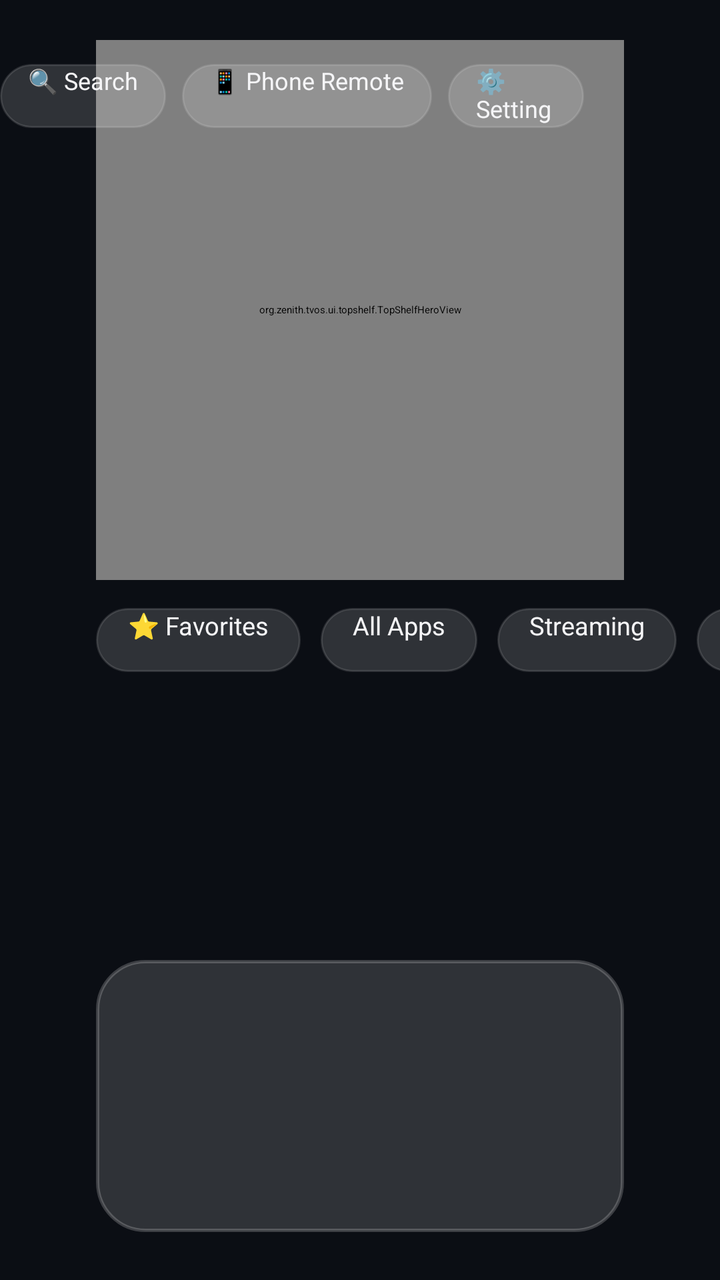
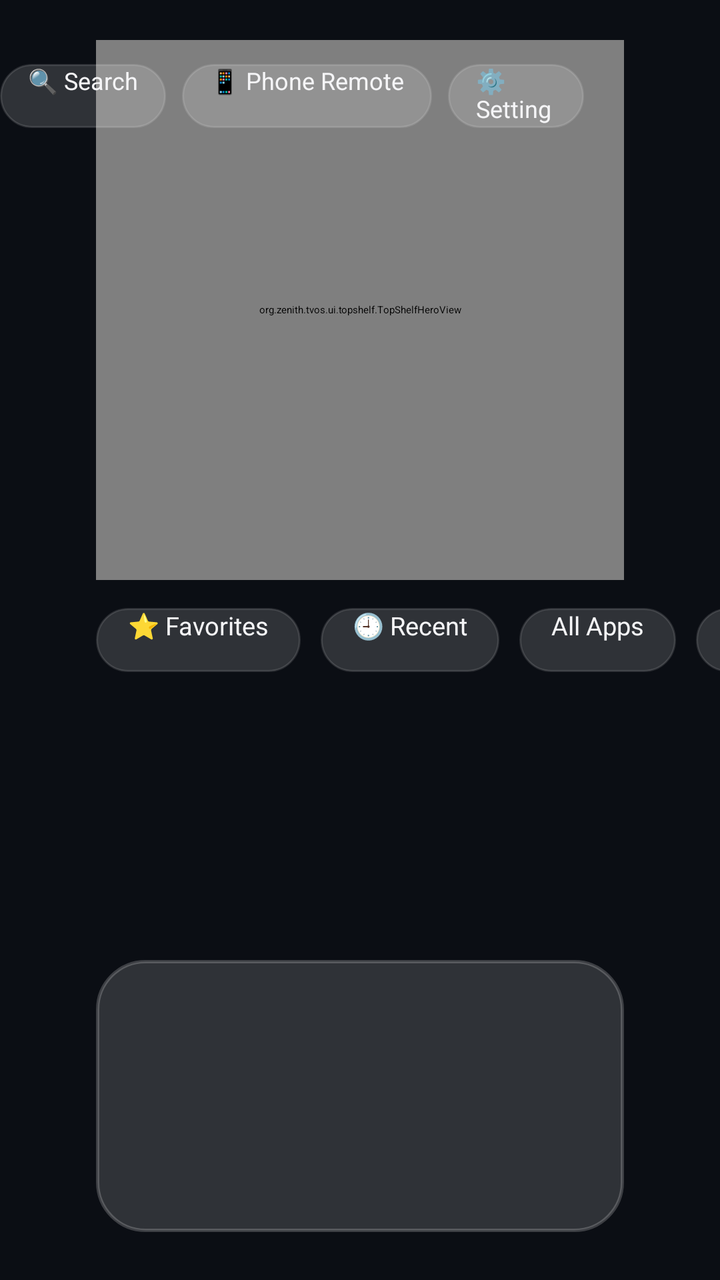

Screens rendered from an Android XML layout before and after an edit, with the pre-edit source and the edit as a unified diff.
<!-- AndroidManifest.xml: activity theme Theme.ZenithTvOS.Launcher -->
<!-- res/layout/activity_main.xml -->
<?xml version="1.0" encoding="utf-8"?>
<RelativeLayout xmlns:android="http://schemas.android.com/apk/res/android"
    android:id="@+id/rootContainer"
    android:layout_width="match_parent"
    android:layout_height="match_parent"
    android:background="@color/tvos_background"
    android:clipChildren="false"
    android:clipToPadding="false">

    
    <org.zenith.tvos.ui.topshelf.TopShelfHeroView
        android:id="@+id/topShelfHero"
        android:layout_width="match_parent"
        android:layout_height="270dp"
        android:layout_alignParentTop="true"
        android:layout_marginStart="48dp"
        android:layout_marginEnd="48dp"
        android:layout_marginLeft="48dp"
        android:layout_marginRight="48dp"
        android:layout_marginTop="20dp"
        android:clipChildren="false" />

    
    <TextView
        android:id="@+id/tvTelemetryHud"
        android:layout_width="wrap_content"
        android:layout_height="wrap_content"
        android:layout_alignParentTop="true"
        android:layout_alignParentStart="true"
        android:layout_alignParentLeft="true"
        android:layout_marginTop="32dp"
        android:layout_marginStart="68dp"
        android:layout_marginLeft="68dp"
        android:background="@drawable/bg_category_pill"
        android:fontFamily="monospace"
        android:paddingHorizontal="12dp"
        android:paddingVertical="5dp"
        android:text="⚡ 60 FPS • 🧠 Heap: 6.2 MB"
        android:textColor="#30D158"
        android:textSize="11sp"
        android:visibility="gone" />

    
    <LinearLayout
        android:id="@+id/topUtilityBar"
        android:layout_width="wrap_content"
        android:layout_height="32dp"
        android:layout_alignParentTop="true"
        android:layout_alignParentEnd="true"
        android:layout_alignParentRight="true"
        android:layout_marginTop="32dp"
        android:layout_marginEnd="68dp"
        android:layout_marginRight="68dp"
        android:gravity="center_vertical"
        android:orientation="horizontal">

        <Button
            android:id="@+id/btnSpotlightSearch"
            android:layout_width="wrap_content"
            android:layout_height="32dp"
            android:layout_marginEnd="8dp"
            android:layout_marginRight="8dp"
            android:background="@drawable/bg_category_pill"
            android:focusable="true"
            android:nextFocusRight="@+id/btnPhoneRemote"
            android:nextFocusDown="@+id/btnTopShelfPlay"
            android:paddingHorizontal="14dp"
            android:text="🔍 Search"
            android:textAllCaps="false"
            android:textColor="@color/tvos_text_primary"
            android:textSize="12sp" />

        <Button
            android:id="@+id/btnPhoneRemote"
            android:layout_width="wrap_content"
            android:layout_height="32dp"
            android:layout_marginEnd="8dp"
            android:layout_marginRight="8dp"
            android:background="@drawable/bg_category_pill"
            android:focusable="true"
            android:nextFocusLeft="@+id/btnSpotlightSearch"
            android:nextFocusRight="@+id/btnZenithSettings"
            android:nextFocusDown="@+id/btnTopShelfPlay"
            android:paddingHorizontal="14dp"
            android:text="📱 Phone Remote"
            android:textAllCaps="false"
            android:textColor="@color/tvos_text_primary"
            android:textSize="12sp" />

        <Button
            android:id="@+id/btnZenithSettings"
            android:layout_width="wrap_content"
            android:layout_height="32dp"
            android:background="@drawable/bg_category_pill"
            android:focusable="true"
            android:nextFocusLeft="@+id/btnPhoneRemote"
            android:nextFocusDown="@+id/btnTopShelfPlay"
            android:paddingHorizontal="14dp"
            android:text="⚙️ Settings"
            android:textAllCaps="false"
            android:textColor="@color/tvos_text_primary"
            android:textSize="12sp" />

    </LinearLayout>

    
    <HorizontalScrollView
        android:id="@+id/categoryPillsScroll"
        android:layout_width="match_parent"
        android:layout_height="36dp"
        android:layout_below="@id/topShelfHero"
        android:layout_marginStart="48dp"
        android:layout_marginEnd="48dp"
        android:layout_marginLeft="48dp"
        android:layout_marginRight="48dp"
        android:layout_marginTop="12dp"
        android:scrollbars="none"
        android:overScrollMode="never">

        <LinearLayout
            android:id="@+id/categoryPillsLayout"
            android:layout_width="wrap_content"
            android:layout_height="match_parent"
            android:gravity="center_vertical"
            android:orientation="horizontal">

            <Button
                android:id="@+id/pillFavorites"
                android:layout_width="wrap_content"
                android:layout_height="32dp"
                android:layout_marginEnd="10dp"
                android:layout_marginRight="10dp"
                android:background="@drawable/bg_category_pill"
                android:focusable="true"
                android:nextFocusUp="@+id/btnTopShelfPlay"
                android:nextFocusDown="@+id/appRecyclerView"
                android:paddingHorizontal="16dp"
                android:text="⭐ Favorites"
                android:textAllCaps="false"
                android:textColor="@color/tvos_text_primary"
                android:textSize="12.5sp" />

            <Button
                android:id="@+id/pillAll"
                android:layout_width="wrap_content"
                android:layout_height="32dp"
                android:layout_marginEnd="10dp"
                android:layout_marginRight="10dp"
                android:background="@drawable/bg_category_pill"
                android:focusable="true"
                android:nextFocusUp="@+id/btnTopShelfPlay"
                android:nextFocusDown="@+id/appRecyclerView"
                android:paddingHorizontal="16dp"
                android:text="All Apps"
                android:textAllCaps="false"
                android:textColor="@color/tvos_text_primary"
                android:textSize="12.5sp" />

            <Button
                android:id="@+id/pillStreaming"
                android:layout_width="wrap_content"
                android:layout_height="32dp"
                android:layout_marginEnd="10dp"
                android:layout_marginRight="10dp"
                android:background="@drawable/bg_category_pill"
                android:focusable="true"
                android:nextFocusUp="@+id/btnTopShelfPlay"
                android:nextFocusDown="@+id/appRecyclerView"
                android:paddingHorizontal="16dp"
                android:text="Streaming"
                android:textAllCaps="false"
                android:textColor="@color/tvos_text_primary"
                android:textSize="12.5sp" />

            <Button
                android:id="@+id/pillMusic"
                android:layout_width="wrap_content"
                android:layout_height="32dp"
                android:layout_marginEnd="10dp"
                android:layout_marginRight="10dp"
                android:background="@drawable/bg_category_pill"
                android:focusable="true"
                android:nextFocusUp="@+id/btnTopShelfPlay"
                android:nextFocusDown="@+id/appRecyclerView"
                android:paddingHorizontal="16dp"
                android:text="Music"
                android:textAllCaps="false"
                android:textColor="@color/tvos_text_primary"
                android:textSize="12.5sp" />

            <Button
                android:id="@+id/pillGaming"
                android:layout_width="wrap_content"
                android:layout_height="32dp"
                android:layout_marginEnd="10dp"
                android:layout_marginRight="10dp"
                android:background="@drawable/bg_category_pill"
                android:focusable="true"
                android:nextFocusUp="@+id/btnTopShelfPlay"
                android:nextFocusDown="@+id/appRecyclerView"
                android:paddingHorizontal="16dp"
                android:text="Games"
                android:textAllCaps="false"
                android:textColor="@color/tvos_text_primary"
                android:textSize="12.5sp" />

            <Button
                android:id="@+id/pillTools"
                android:layout_width="wrap_content"
                android:layout_height="32dp"
                android:layout_marginEnd="10dp"
                android:layout_marginRight="10dp"
                android:background="@drawable/bg_category_pill"
                android:focusable="true"
                android:nextFocusUp="@+id/btnTopShelfPlay"
                android:nextFocusDown="@+id/appRecyclerView"
                android:paddingHorizontal="16dp"
                android:text="Tools"
                android:textAllCaps="false"
                android:textColor="@color/tvos_text_primary"
                android:textSize="12.5sp" />

            <Button
                android:id="@+id/pillSystem"
                android:layout_width="wrap_content"
                android:layout_height="32dp"
                android:layout_marginEnd="10dp"
                android:layout_marginRight="10dp"
                android:background="@drawable/bg_category_pill"
                android:focusable="true"
                android:nextFocusUp="@+id/btnTopShelfPlay"
                android:nextFocusDown="@+id/appRecyclerView"
                android:paddingHorizontal="16dp"
                android:text="System"
                android:textAllCaps="false"
                android:textColor="@color/tvos_text_primary"
                android:textSize="12.5sp" />

        </LinearLayout>
    </HorizontalScrollView>

    
    <TextView
        android:id="@+id/focusedAppName"
        android:layout_width="wrap_content"
        android:layout_height="wrap_content"
        android:layout_above="@id/dockContainer"
        android:layout_centerHorizontal="true"
        android:layout_marginBottom="6dp"
        android:fontFamily="sans-serif-medium"
        android:text=""
        android:textColor="@color/tvos_text_primary"
        android:textSize="15sp"
        android:alpha="0.85" />

    
    <FrameLayout
        android:id="@+id/dockContainer"
        android:layout_width="match_parent"
        android:layout_height="136dp"
        android:layout_alignParentBottom="true"
        android:layout_marginStart="48dp"
        android:layout_marginEnd="48dp"
        android:layout_marginLeft="48dp"
        android:layout_marginRight="48dp"
        android:layout_marginBottom="24dp"
        android:background="@drawable/bg_frosted_dock"
        android:clipChildren="false"
        android:clipToPadding="false"
        android:paddingHorizontal="20dp"
        android:paddingVertical="8dp">

        <androidx.recyclerview.widget.RecyclerView
            android:id="@+id/appRecyclerView"
            android:layout_width="match_parent"
            android:layout_height="match_parent"
            android:clipChildren="false"
            android:clipToPadding="false"
            android:nextFocusUp="@+id/pillFavorites"
            android:descendantFocusability="afterDescendants"
            android:overScrollMode="never" />

    </FrameLayout>

</RelativeLayout>
<!-- resources referenced by this layout -->
<resources>
  <color name="tvos_background">#0B0E14</color>
  <color name="tvos_text_primary">#F5F5F7</color>
  <!-- drawable bg_category_pill (drawable) -->
  <?xml version="1.0" encoding="utf-8"?>
  <selector xmlns:android="http://schemas.android.com/apk/res/android">
      <item android:state_focused="true">
          <shape android:shape="rectangle">
              <corners android:radius="18dp" />
              <solid android:color="#FFFFFFFF" />
              <stroke android:width="2dp" android:color="#2997FF" />
          </shape>
      </item>
      <item android:state_selected="true">
          <shape android:shape="rectangle">
              <corners android:radius="18dp" />
              <solid android:color="#332997FF" />
              <stroke android:width="1dp" android:color="#2997FF" />
          </shape>
      </item>
      <item>
          <shape android:shape="rectangle">
              <corners android:radius="18dp" />
              <solid android:color="#26FFFFFF" />
              <stroke android:width="1dp" android:color="#20FFFFFF" />
          </shape>
      </item>
  </selector>
  <!-- drawable bg_frosted_dock (drawable) -->
  <?xml version="1.0" encoding="utf-8"?>
  <shape xmlns:android="http://schemas.android.com/apk/res/android"
      android:shape="rectangle">
      <corners android:radius="24dp" />
      <solid android:color="#26FFFFFF" />
      <stroke
          android:width="1.5dp"
          android:color="#33FFFFFF" />
  </shape>
  <style name="Theme.ZenithTvOS.Launcher" parent="Theme.ZenithTvOS">
          <item name="android:windowShowWallpaper">false</item>
          <item name="android:windowDisablePreview">true</item>
          <item name="android:windowAnimationStyle">@null</item>
      </style>
  <style name="Theme.ZenithTvOS" parent="Theme.Leanback">
          <item name="android:windowBackground">@color/tvos_background</item>
          <item name="android:textColorPrimary">@color/tvos_text_primary</item>
          <item name="android:textColorSecondary">@color/tvos_text_secondary</item>
          <item name="android:windowNoTitle">true</item>
          <item name="android:windowFullscreen">true</item>
      </style>
  <color name="tvos_text_secondary">#8E8E93</color>
</resources>

<!-- the commit's change to res/layout/activity_main.xml (unified diff, before → after) -->
@@ -141,6 +141,22 @@
                 android:textSize="12.5sp" />
 
             <Button
+                android:id="@+id/pillRecent"
+                android:layout_width="wrap_content"
+                android:layout_height="32dp"
+                android:layout_marginEnd="10dp"
+                android:layout_marginRight="10dp"
+                android:background="@drawable/bg_category_pill"
+                android:focusable="true"
+                android:nextFocusUp="@+id/btnTopShelfPlay"
+                android:nextFocusDown="@+id/appRecyclerView"
+                android:paddingHorizontal="16dp"
+                android:text="🕘 Recent"
+                android:textAllCaps="false"
+                android:textColor="@color/tvos_text_primary"
+                android:textSize="12.5sp" />
+
+            <Button
                 android:id="@+id/pillAll"
                 android:layout_width="wrap_content"
                 android:layout_height="32dp"
